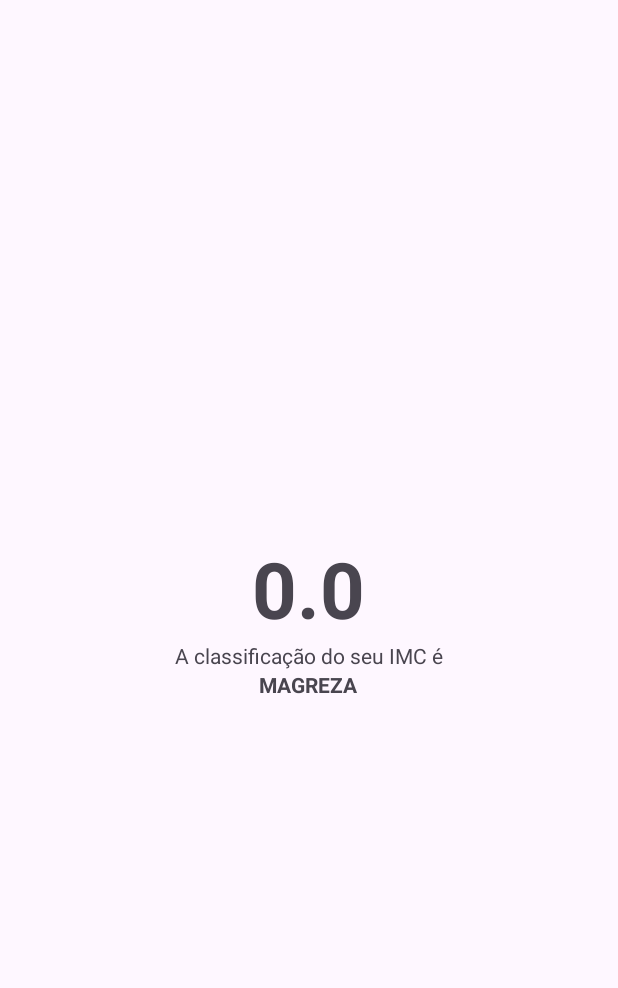
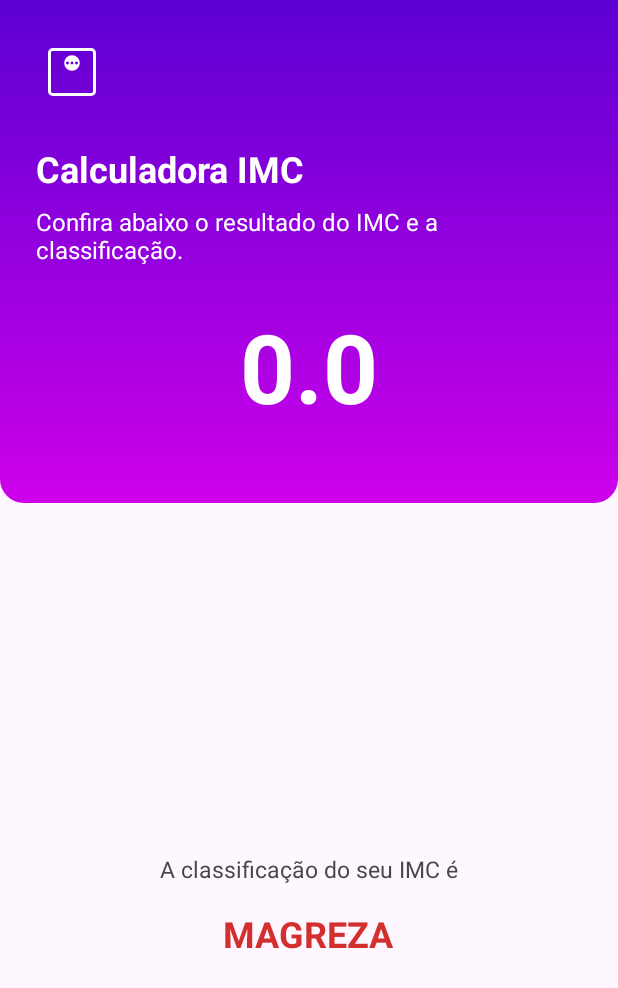
Before and after one commit to andrebritovita/calculadoraImc, an Android app: the ResultActivity screen opened directly, with no data from a screen before it, on a phone screen of 412 x 824 dp. Shown: the top 988 px of the screen. Run offline under Robolectric (Android 15) with nearby library versions, the phone set to English and light mode, and no system bars.

Commit message:
Melhorando experiência do usuário

```diff
--- a/app/src/main/java/com/comunidadedevspace/imc/ResultActivity.kt
+++ b/app/src/main/java/com/comunidadedevspace/imc/ResultActivity.kt
@@ -4,6 +4,7 @@ import android.os.Bundle
 import android.widget.TextView
 import androidx.activity.enableEdgeToEdge
 import androidx.appcompat.app.AppCompatActivity
+import androidx.core.content.ContextCompat
 import androidx.core.view.ViewCompat
 import androidx.core.view.WindowInsetsCompat
 
@@ -18,17 +19,26 @@ class ResultActivity : AppCompatActivity() {
         val tvClassificacao = findViewById<TextView>(R.id.tv_classificacao)
         tvResult.text = results.toString()
 
-        val classificacao: String = if (results < 18.5) {
-            "MAGREZA"
+        var cor = R.color.verde
+        var classificacao = ""
+
+        if (results < 18.5) {
+            classificacao = "MAGREZA"
+            cor = R.color.vermelho
         } else if (results >= 18.5 && results < 24.9) {
-            "NORMAL"
+            classificacao = "NORMAL"
+            cor = R.color.verde
         } else if (results >= 24.9 && results < 29.9) {
-            "SOBREPESO"
+            classificacao = "SOBREPESO"
+            cor = R.color.verde
         } else if (results >= 29.9 && results <= 39.9){
-            "OBESIDADE"
+            classificacao = "OBESIDADE"
+            cor = R.color.vermelho
         } else {
-            "OBESIDADE GRAVE"
+            classificacao = "OBESIDADE GRAVE"
+            cor = R.color.vermelho
         }
         tvClassificacao.text = (classificacao)
+        tvClassificacao.setTextColor(ContextCompat.getColor(this, cor))
     }
 }
--- /dev/null
+++ b/app/src/main/res/drawable/gradiente_bg.xml
@@ -0,0 +1,11 @@
+<?xml version="1.0" encoding="utf-8"?>
+<shape xmlns:android="http://schemas.android.com/apk/res/android">
+        <corners android:topLeftRadius="0dp"
+            android:topRightRadius="0dp"
+            android:bottomLeftRadius="16dp"
+            android:bottomRightRadius="16dp"/>
+        <gradient
+            android:startColor="@color/primary_900"
+            android:endColor="@color/primary_400"
+            android:angle="270"/>
+</shape>
--- /dev/null
+++ b/app/src/main/res/drawable/ic_weight.xml
@@ -0,0 +1,9 @@
+<vector xmlns:android="http://schemas.android.com/apk/res/android"
+    android:width="24dp"
+    android:height="24dp"
+    android:viewportWidth="960"
+    android:viewportHeight="960">
+  <path
+      android:pathData="M480,464.62q43.85,0 74.23,-30.39 30.39,-30.38 30.39,-74.23 0,-43.85 -30.39,-74.23 -30.38,-30.39 -74.23,-30.39 -43.85,0 -74.23,30.39 -30.39,30.38 -30.39,74.23 0,43.85 30.39,74.23 30.38,30.39 74.23,30.39ZM420,380q-8,0 -14,-6t-6,-14q0,-8 6,-14t14,-6q8,0 14,6t6,14q0,8 -6,14t-14,6ZM480,380q-8,0 -14,-6t-6,-14q0,-8 6,-14t14,-6q8,0 14,6t6,14q0,8 -6,14t-14,6ZM540,380q-8,0 -14,-6t-6,-14q0,-8 6,-14t14,-6q8,0 14,6t6,14q0,8 -6,14t-14,6ZM224.62,800q-27.62,0 -46.12,-18.5Q160,763 160,735.38v-510.76q0,-27.62 18.5,-46.12Q197,160 224.62,160h510.76q27.62,0 46.12,18.5Q800,197 800,224.62v510.76q0,27.62 -18.5,46.12Q763,800 735.38,800L224.62,800ZM224.62,760h510.76q9.24,0 16.93,-7.69 7.69,-7.69 7.69,-16.93v-510.76q0,-9.24 -7.69,-16.93 -7.69,-7.69 -16.93,-7.69L224.62,200q-9.24,0 -16.93,7.69 -7.69,7.69 -7.69,16.93v510.76q0,9.24 7.69,16.93 7.69,7.69 16.93,7.69ZM200,200v560,-560Z"
+      android:fillColor="#FF808080"/>
+</vector>
--- /dev/null
+++ b/app/src/main/res/drawable/rounded_bg.xml
@@ -0,0 +1,5 @@
+<?xml version="1.0" encoding="utf-8"?>
+<shape xmlns:android="http://schemas.android.com/apk/res/android">
+    <solid android:color="#E8E8E8"/>
+    <corners android:radius="12dp"/>
+</shape>
--- a/app/src/main/res/layout/activity_result.xml
+++ b/app/src/main/res/layout/activity_result.xml
@@ -3,25 +3,76 @@
     xmlns:app="http://schemas.android.com/apk/res-auto"
     xmlns:tools="http://schemas.android.com/tools"
     android:id="@+id/main"
+    android:gravity="center_horizontal"
+    android:orientation="vertical"
+    tools:context=".ResultActivity"
+    android:layout_height="match_parent"
+    android:layout_width="match_parent">
+
+    <LinearLayout
+        android:id="@+id/vg_gradient"
+        android:layout_width="match_parent"
+        android:layout_height="wrap_content"
+        android:background="@drawable/gradiente_bg"
+        android:orientation="vertical">
+
+        <ImageView
+            android:layout_width="48dp"
+            android:layout_height="48dp"
+            android:layout_margin="24dp"
+            app:srcCompat="@drawable/ic_weight"
+            app:tint="@color/white" />
+
+        <TextView
+            android:id="@+id/textView"
+            android:layout_width="wrap_content"
+            android:layout_height="wrap_content"
+            android:layout_marginStart="24dp"
+            android:text="Calculadora IMC"
+            android:textColor="@color/white"
+            android:textSize="24sp"
+            android:textStyle="bold" />
+
+        <TextView
+            android:id="@+id/textView2"
+            android:layout_width="wrap_content"
+            android:layout_height="wrap_content"
+            android:layout_marginStart="24dp"
+            android:layout_marginTop="8dp"
+            android:layout_marginEnd="24dp"
+            android:text="Confira abaixo o resultado do IMC e a classificação."
+            android:textColor="@color/white"
+            android:textSize="16sp" />
+
+        <TextView
+            android:id="@+id/tv_result"
+            android:gravity="center"
+            android:layout_width="match_parent"
+            android:layout_height="wrap_content"
+            android:layout_marginBottom="48dp"
+            android:layout_marginTop="24dp"
+            android:maxLength="5"
+            android:textSize="64sp"
+            android:textStyle="bold"
+            tools:text="23.66"
+            android:textColor="@color/white"/>
+
+    </LinearLayout>
+
+
+    <LinearLayout
         android:layout_width="match_parent"
         android:layout_height="match_parent"
         android:orientation="vertical"
-    android:gravity="center"
-    tools:context=".ResultActivity">
-
-    <TextView
-        android:id="@+id/tv_result"
-        android:maxLength="5"
-        android:layout_width="wrap_content"
-        android:layout_height="wrap_content"
-        android:textSize="52sp"
-        android:textStyle="bold"
-        tools:text="23.66" />
+        android:gravity="center">
 
         <TextView
             android:id="@+id/tv_classificacao_label"
             android:layout_width="wrap_content"
             android:layout_height="wrap_content"
+            android:layout_marginTop="48dp"
+            android:layout_marginBottom="16dp"
+            android:textSize="15dp"
             android:text="A classificação do seu IMC é" />
 
         <TextView
@@ -29,5 +80,8 @@
             android:layout_width="wrap_content"
             android:layout_height="wrap_content"
             android:textStyle="bold"
+            android:textSize="24dp"
             tools:text="NORMAL" />
     </LinearLayout>
+
+</LinearLayout>
--- a/app/src/main/res/values-night/themes.xml
+++ b/app/src/main/res/values-night/themes.xml
@@ -2,6 +2,7 @@
     <!-- Base application theme. -->
     <style name="Base.Theme.Calculadoraimc" parent="Theme.Material3.DayNight.NoActionBar">
         <!-- Customize your dark theme here. -->
-        <!-- <item name="colorPrimary">@color/my_dark_primary</item> -->
+        <item name="colorPrimary">@color/primary_400</item>
+        <item name="android:statusBarColor">@color/primary_900</item>
     </style>
 </resources>
--- a/app/src/main/res/values/colors.xml
+++ b/app/src/main/res/values/colors.xml
@@ -2,4 +2,14 @@
 <resources>
     <color name="black">#FF000000</color>
     <color name="white">#FFFFFFFF</color>
+
+    //Cores dos "Buttons"
+    <color name="primary_400">#cd00ea</color>
+    <color name="primary_900">#5c00d2</color>
+    //Cores das Classificações
+    <color name="verde">#4CAF50</color>
+    <color name="vermelho">#D32F2F</color>
+    //Cores do gradiente
+    <color name="start">#1153ED</color>
+    <color name="end">#5F8FEA</color>
 </resources>
--- a/app/src/main/res/values/themes.xml
+++ b/app/src/main/res/values/themes.xml
@@ -2,7 +2,8 @@
     <!-- Base application theme. -->
     <style name="Base.Theme.Calculadoraimc" parent="Theme.Material3.DayNight.NoActionBar">
         <!-- Customize your light theme here. -->
-        <!-- <item name="colorPrimary">@color/my_light_primary</item> -->
+        <item name="colorPrimary">@color/primary_400</item>
+        <item name="android:statusBarColor">@color/primary_900</item>
     </style>
 
     <style name="Theme.Calculadoraimc" parent="Base.Theme.Calculadoraimc" />
```
Also changed, not shown: app/src/main/java/com/comunidadedevspace/imc/calculoImc2.kt (added, +32 -0 lines), app/src/main/res/drawable/ic_height.xml (added, +9 -0 lines), app/src/main/res/layout/activity_main.xml (+55 -4 lines). Lines whose indentation alone changed are shown as unchanged.
